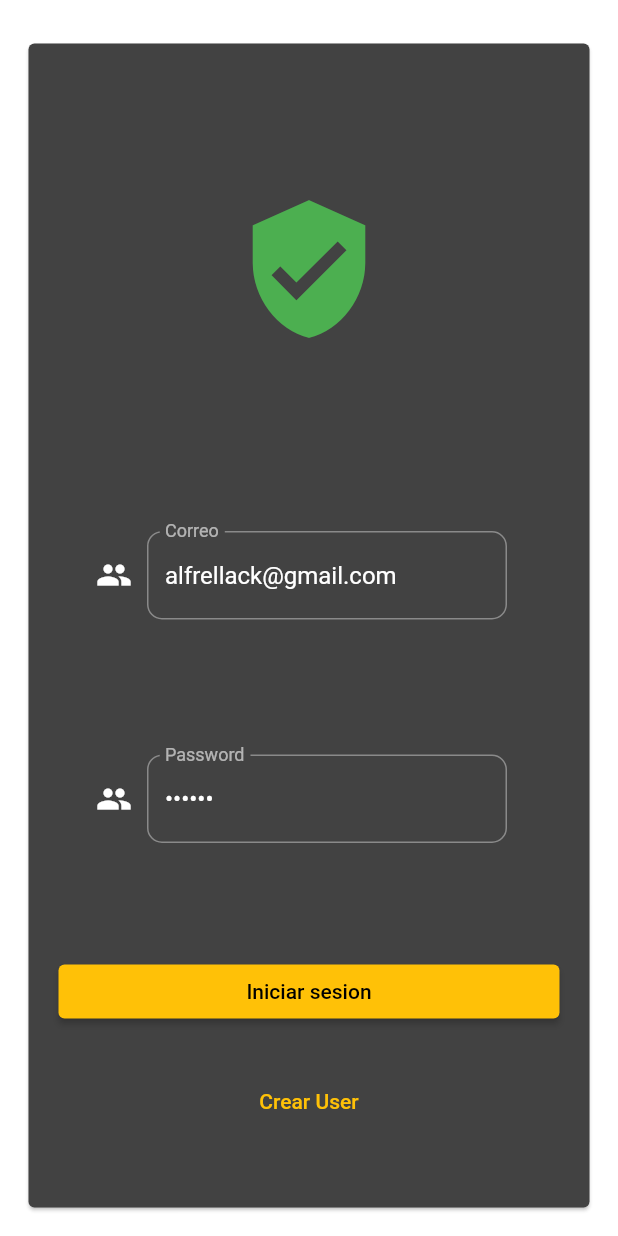
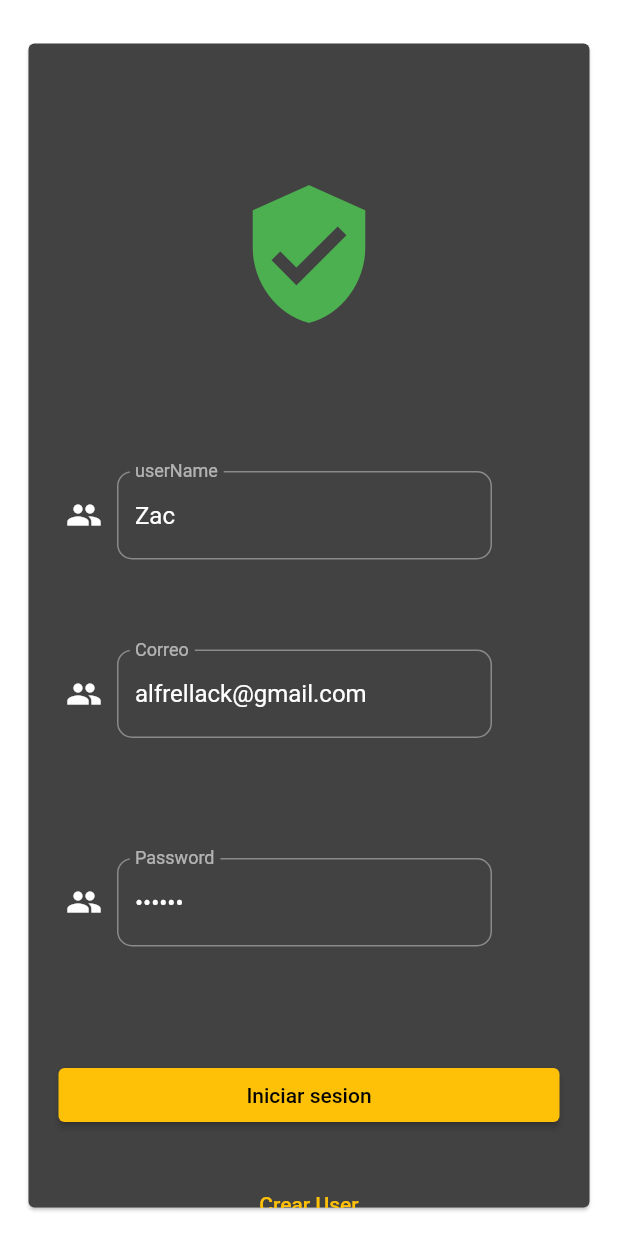
Before and after one commit to grabielh/red2social, a Flutter app: the HomeScreens screen opened directly, item 2 of the bottom bar chosen, in the side drawer, after a tap on "inLogin", on a phone screen of 412 x 824 dp. Run offline on Flutter 3.47's test engine with Material 2 defaults, Android fonts, the light colour scheme and no system bars; our stand-ins replace firebase_auth, firebase_core; accounts and stored records are empty.

Commit message:
modified:   lib/red2social/views/home/home_options/view_home_optionone/view_home_optionone.dart 	modified:   lib/red2social/views/home/home_options/view_home_optionthree/view_people_optionthree.dart 	modified:   lib/red2social/views/home/home_options/view_home_optiontwo/view_add_optiontwo.dart 	modified:   lib/red2social/views/home/view_home.dart 	modified:   lib/red2social/views/user_login/view_login.dart

```diff
--- a/lib/red2social/views/home/home_options/view_home_optionone/view_home_optionone.dart
+++ b/lib/red2social/views/home/home_options/view_home_optionone/view_home_optionone.dart
@@ -10,7 +10,7 @@ class ViewHomeOptionone extends StatelessWidget {
         margin: const EdgeInsets.only(top: 30),
         padding: const EdgeInsets.all(5),
         child: const Column(
-          children: [Text('data One')],
+          children: [Text('data Home')],
         ),
       ),
     );
--- a/lib/red2social/views/home/home_options/view_home_optionthree/view_people_optionthree.dart
+++ b/lib/red2social/views/home/home_options/view_home_optionthree/view_people_optionthree.dart
@@ -12,7 +12,7 @@ class ViewHomeOptionthree
         margin: const EdgeInsets.only(top: 30),
         padding: const EdgeInsets.all(5),
         child: const Column(
-          children: [Text('data Three')],
+          children: [Text('data People')],
         ),
       ),
     );
--- a/lib/red2social/views/home/home_options/view_home_optiontwo/view_add_optiontwo.dart
+++ b/lib/red2social/views/home/home_options/view_home_optiontwo/view_add_optiontwo.dart
@@ -10,7 +10,7 @@ class ViewHomeOptiontwo extends StatelessWidget {
         margin: const EdgeInsets.only(top: 30),
         padding: const EdgeInsets.all(5),
         child: const Column(
-          children: [Text('data Two')],
+          children: [Text('data Add')],
         ),
       ),
     );
--- a/lib/red2social/views/home/view_home.dart
+++ b/lib/red2social/views/home/view_home.dart
@@ -55,9 +55,9 @@ class _HomeScreensState extends State<HomeScreens> {
             ),
             Container(
               decoration: BoxDecoration(
-                border: Border.all(color: Colors.amber), // Define el borde
+                border: Border.all(color: Colors.amber),
                 borderRadius:
-                    BorderRadius.circular(8.0), // Ajusta el radio del borde
+                    BorderRadius.circular(8.0),
               ),
               width: 300,
               margin: const EdgeInsets.only(top: 5),
--- a/lib/red2social/views/user_login/view_login.dart
+++ b/lib/red2social/views/user_login/view_login.dart
@@ -15,6 +15,7 @@ class ViewLogin extends StatefulWidget {
 }
 
 class _ViewLoginState extends State<ViewLogin> {
+  final TextEditingController _userName = TextEditingController(text: 'Zac');
   final TextEditingController _correo =
       TextEditingController(text: 'alfrellack@gmail.com');
   final TextEditingController _password = TextEditingController(text: '123456');
@@ -57,7 +58,7 @@ class _ViewLoginState extends State<ViewLogin> {
 
   Widget _buildIconUser(BuildContext context) {
     return Container(
-      margin: const EdgeInsets.only(top: 60, left: 20, right: 20, bottom: 20),
+      margin: const EdgeInsets.only(top: 50, left: 20, right: 20, bottom: 20),
       width: 200,
       height: 200,
       child: Column(
@@ -81,7 +82,7 @@ class _ViewLoginState extends State<ViewLogin> {
       children: [
         Container(
           margin:
-              const EdgeInsets.only(top: 40, left: 40, right: 40, bottom: 40),
+              const EdgeInsets.only(top: 10, left: 20, right: 40, bottom: 40),
           child: Row(
             children: [
               const Padding(
@@ -89,7 +90,31 @@ class _ViewLoginState extends State<ViewLogin> {
                 child: Icon(Icons.people),
               ),
               Container(
-                width: 250,
+                width: 260,
+                padding: const EdgeInsets.all(5),
+                child: TextField(
+                  controller: _userName,
+                  decoration: InputDecoration(
+                      labelText: 'userName',
+                      border: OutlineInputBorder(
+                          borderRadius: BorderRadius.circular(10))),
+                  keyboardType: TextInputType.emailAddress,
+                ),
+              )
+            ],
+          ),
+        ),
+        Container(
+          margin:
+              const EdgeInsets.only(top: 10, left: 20, right: 40, bottom: 40),
+          child: Row(
+            children: [
+              const Padding(
+                padding: EdgeInsets.all(5),
+                child: Icon(Icons.people),
+              ),
+              Container(
+                width: 260,
                 padding: const EdgeInsets.all(5),
                 child: TextField(
                   controller: user,
@@ -105,7 +130,7 @@ class _ViewLoginState extends State<ViewLogin> {
         ),
         Container(
           margin:
-              const EdgeInsets.only(top: 40, left: 40, right: 40, bottom: 40),
+              const EdgeInsets.only(top: 30, left: 20, right: 40, bottom: 40),
           child: Row(
             children: [
               const Padding(
@@ -113,7 +138,7 @@ class _ViewLoginState extends State<ViewLogin> {
                 child: Icon(Icons.people),
               ),
               Container(
-                width: 250,
+                width: 260,
                 padding: const EdgeInsets.all(5),
                 child: TextField(
                   controller: password,
@@ -177,7 +202,7 @@ class _ViewLoginState extends State<ViewLogin> {
               Icon(
                 Icons.check_circle,
                 size: 30,
-                color: Colors.green, // Color del icono
+                color: Colors.green,
               ),
               Text(
                 'Bienvenido !',
```
